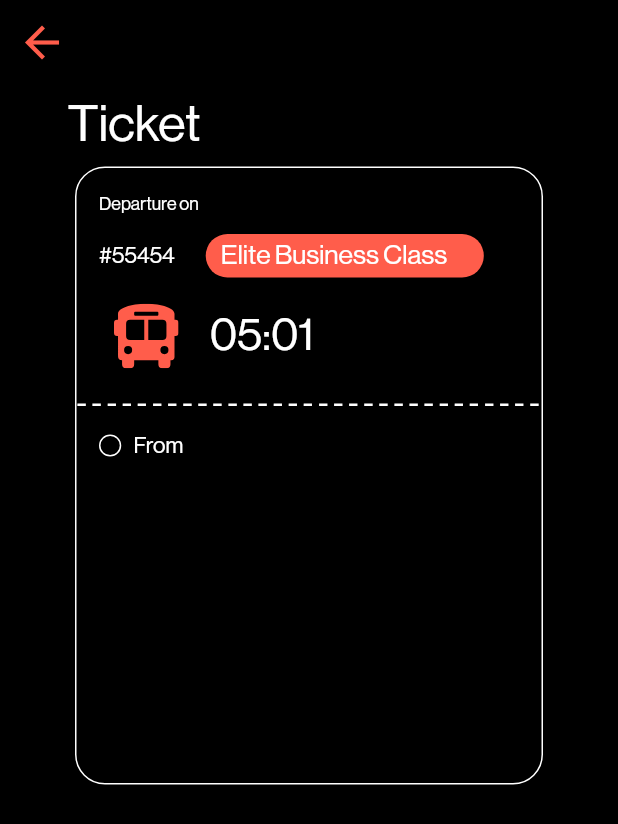
After one commit to mohamedfathyabdelshafy/SWA, a Flutter app: the ReservationTicket screen opened directly, on a phone screen of 412 x 824 dp. The commit adds this screen. Shown: the top 824 px of the screen. Run offline on Flutter 3.47's test engine with Material 2 defaults, Android fonts, the phone set to English and light mode, and no system bars; our stand-ins replace dartz, equatable, flutter_bloc, flutter_svg, get_it, internet_connection_checker and 1 more; missing offline and left inert: flutter_device_type, http_interceptor; accounts and stored records are empty; network calls fail.

Commit message:
edit in bus layout

```diff
--- a/lib/core/api/end_points.dart
+++ b/lib/core/api/end_points.dart
@@ -11,5 +11,6 @@ class EndPoints {
   static const String eWalletPaymentMethod = '${baseUrl}Fawry/EwalletPayment';
   static const String timesTrips = '${baseUrl}Trip/GetTrips';
   static const String busLayout = '${baseUrl}Trip/GetSingleTripDetails';
+  static const String reservation = '${baseUrl}Reservation/AddReservation';
 
 }
--- a/lib/features/bus_reservation_layout/data/models/BusSeatsModel.dart
+++ b/lib/features/bus_reservation_layout/data/models/BusSeatsModel.dart
@@ -159,10 +159,12 @@ class SeatDetails {
     if (seatNo == 0) {
       return SeatState.empty;
     }
-    if (isReserved == true || isReservedBeforeFromStudent == true) {
-      return SeatState.sold;
+    if(isReserved == false && isAvailable == false){
+      return SeatState.available;
     } else if (isAvailable == true) {
       return SeatState.available;
+    }else if(isReserved == true ) {
+      return SeatState.sold;
     }
     return SeatState.empty;
   }
--- /dev/null
+++ b/lib/features/bus_reservation_layout/presentation/screens/reservation_ticket.dart
@@ -0,0 +1,159 @@
+import 'package:flutter/material.dart';
+import 'package:flutter_svg/flutter_svg.dart';
+import 'package:swa/core/utils/media_query_values.dart';
+import 'package:swa/features/bus_reservation_layout/presentation/widgets/text_widget.dart';
+
+import '../../../../core/utils/app_colors.dart';
+import '../../../../core/widgets/icon_back.dart';
+
+class ReservationTicket extends StatefulWidget {
+  const ReservationTicket({super.key});
+
+  @override
+  State<ReservationTicket> createState() => _ReservationTicketState();
+}
+
+class _ReservationTicketState extends State<ReservationTicket> {
+  @override
+  Widget build(BuildContext context) {
+    double sizeHeight = context.height;
+    double sizeWidth = context.width;
+
+    return Scaffold(
+      backgroundColor: Colors.black,
+      appBar:  AppBar(
+        leading:iconBack(context),
+        backgroundColor: Colors.black,
+      ),
+      body:  Column(
+        crossAxisAlignment: CrossAxisAlignment.stretch,
+        children: [
+          Padding(
+            padding: const EdgeInsets.symmetric(horizontal: 45),
+            child: Text(
+              "Ticket",
+              style: TextStyle(color: AppColors.white,fontSize: 34,fontFamily:"regular"),
+            ),
+          ),
+          Padding(
+            padding: const EdgeInsets.symmetric(horizontal: 50),
+            child: Container(
+              height: sizeHeight * 0.5 ,
+              decoration: BoxDecoration(
+                borderRadius: BorderRadius.circular(20),
+                color: Colors.transparent,
+                border: Border.all(color: Colors.white)
+              ),
+              child: Padding(
+                padding: const EdgeInsets.symmetric(vertical: 15),
+                child: Column(
+                  crossAxisAlignment: CrossAxisAlignment.stretch,
+                  children: [
+                    Padding(
+                      padding: const EdgeInsets.symmetric(horizontal: 15),
+                      child: Text(
+                        "Departure on",
+                        style: TextStyle(
+                          color: Colors.white,
+                          fontFamily: "regular",
+                          fontSize: 12
+                        ),
+                      ),
+                    ),
+                    Padding(
+                      padding: const EdgeInsets.symmetric(horizontal: 15,vertical: 10),
+                      child: Row(
+                        children: [
+                          Text("#55454",
+                          style: TextStyle(
+                            fontFamily: "regular",
+                            fontSize: 15,
+                            color: Colors.white
+                          ),
+                          ),
+                          SizedBox(
+                            width: sizeWidth * 0.05,
+                          ),
+                          Container(
+                            padding: EdgeInsets.symmetric(horizontal: 10),
+                            width: sizeWidth *0.45,
+                            decoration: BoxDecoration(
+                              borderRadius: BorderRadius.circular(15),
+                              color: AppColors.primaryColor
+                            ),
+                            child: Text(
+                              "Elite Business Class",
+                              style: TextStyle(
+                                color: Colors.white,
+                                fontSize: 18,
+                                fontFamily: "regular",
+
+                              ),
+                            ),
+                          ),
+                        ],
+                      ),
+                    ),
+                    Padding(
+                      padding: const EdgeInsets.symmetric(horizontal: 25,vertical: 5),
+                      child: Row(
+                        children: [
+                          SvgPicture.asset(
+                              "assets/images/Icon awesome-bus-alt.svg"
+                          ),
+                          SizedBox(
+                            width: sizeWidth * 0.05,
+                          ),
+                         const Text(
+                            "05:01",
+                            style:  TextStyle(
+                              fontFamily: "regular",
+                              fontSize: 30,
+                              color: Colors.white
+                            ),
+                          )
+                        ],
+                      ),
+                    ),
+                    const SizedBox(
+                      width: double.infinity,
+                      child: Text(
+                        "- - - - - - - - - - - - - - - - - - - - - - - - - - - - - - - ",
+                        style: TextStyle(
+                          color: Colors.white,
+                          fontSize: 20,
+                          fontFamily: "regular"
+                        ),
+                      ),
+                    ),
+                    Padding(
+                      padding: const EdgeInsets.symmetric(horizontal: 15),
+                      child: Row(
+                        children: [
+                          Container(
+                            height: sizeHeight * 0.018,
+                            width: sizeHeight * 0.018,
+                            decoration: BoxDecoration(
+                              shape: BoxShape.circle,
+                              color: Colors.transparent,
+                              border: Border.all(color: Colors.white)
+                            ),
+                          ),
+                          SizedBox(
+                            width: sizeWidth * 0.02,
+                          ),
+                          TextWidget(text: "From",fontSize: 15,)
+                        ],
+                      ),
+                    )
+
+                  ],
+                ),
+              ),
+            ),
+          )
+        ],
+      ),
+    );
+  }
+}
--- /dev/null
+++ b/lib/features/bus_reservation_layout/presentation/widgets/text_widget.dart
@@ -0,0 +1,23 @@
+import 'package:flutter/material.dart';
+
+class TextWidget extends StatelessWidget {
+   TextWidget({super.key,
+   required this.text,
+     this.fontFamily,
+     this.fontSize
+   });
+String text;
+double? fontSize;
+String? fontFamily;
+  @override
+  Widget build(BuildContext context) {
+    return Text(
+      text,
+      style: TextStyle(
+        color: Colors.white,
+        fontSize: fontSize ??18,
+        fontFamily: fontFamily ?? "regular"
+      ),
+    );
+  }
+}
--- a/lib/features/times_trips/presentation/screens/times_screen.dart
+++ b/lib/features/times_trips/presentation/screens/times_screen.dart
@@ -56,8 +56,8 @@ class _TimesScreenState extends State<TimesScreen> {
                               return InkWell(
                                 onTap: (){
                                   Navigator.push(context, MaterialPageRoute(builder: (context){
-                                     return BusLayoutScreen(to: widget.tripList[index].to!,
-                                         from: widget.tripList[index].from!);
+                                    return BusLayoutScreen(to:widget.tripList[index].to??"",
+                                        from: widget.tripList[index].from??"");
                                   }));
                                 },
                                 child: Padding(
```
Also changed, not shown: lib/features/bus_reservation_layout/data/models/ReservationResponse.dart (added, +32 -0 lines), lib/features/bus_reservation_layout/data/repo/bus_reservation_repo.dart (+25 -0 lines), lib/features/bus_reservation_layout/presentation/screens/bus_layout.dart (+59 -47 lines), lib/features/bus_reservation_layout/presentation/widgets/bus_seat_widget/seat_widget.dart (+19 -15 lines), assets/images/Icon awesome-bus-alt.svg (added), assets/images/unavailable_seats.svg (added). Lines whose indentation alone changed are shown as unchanged.
